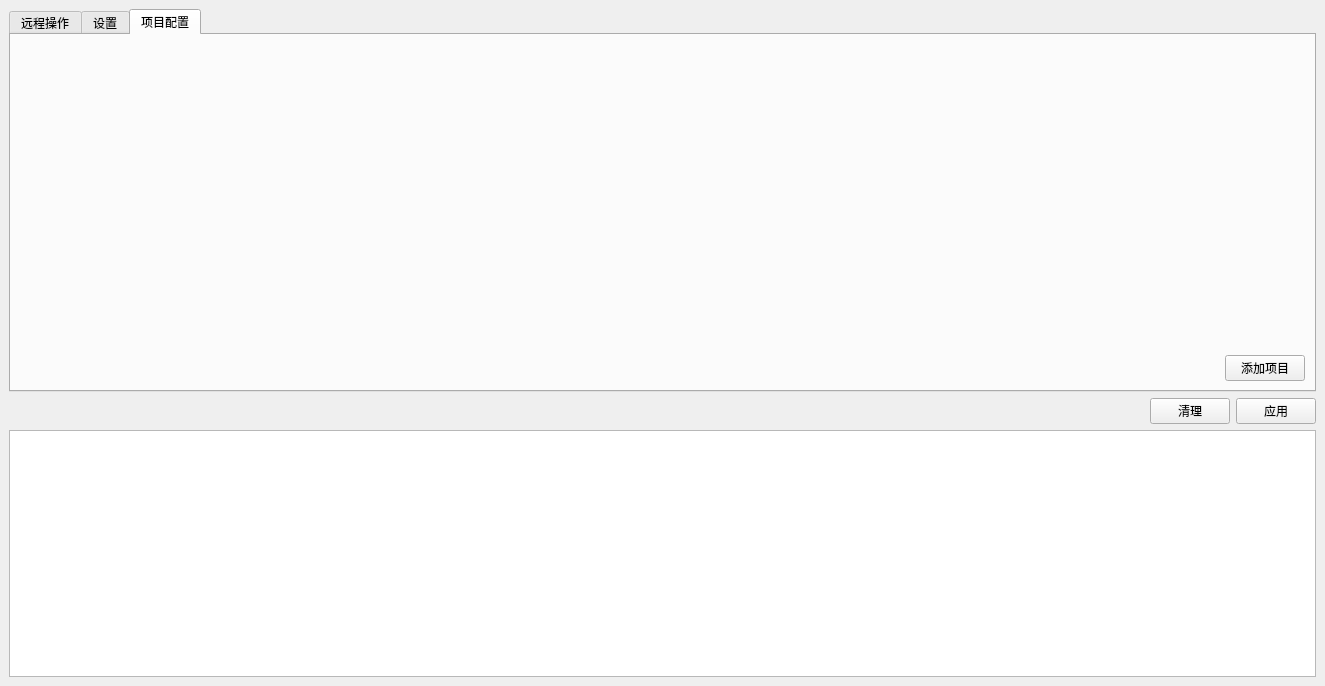
Above: pythonscript/toolWidget/toolMainWindow.ui from zcx01/Achievement before the change. Below: the same form after it.
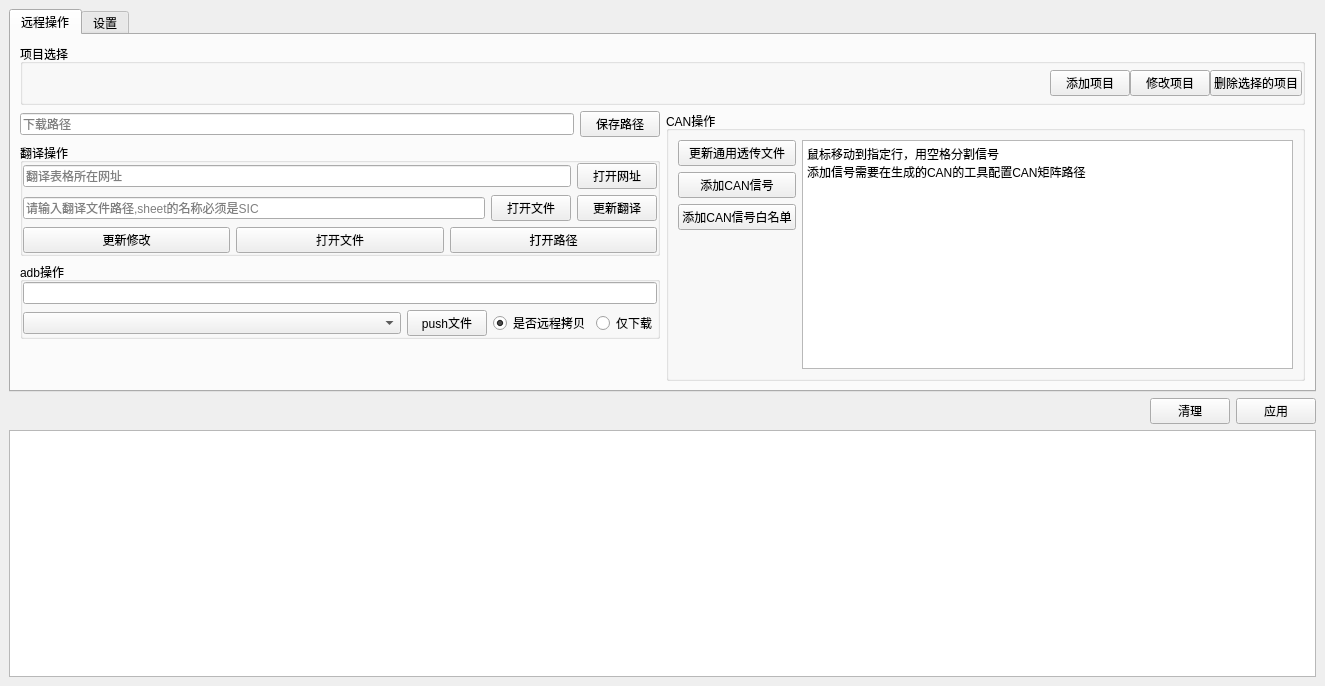
That is the form after the change. The open tabs and pages were chosen to show the change.

```diff
--- a/pythonscript/toolWidget/toolMainWindow.ui
+++ b/pythonscript/toolWidget/toolMainWindow.ui
@@ -77,6 +77,20 @@
              </layout>
             </widget>
            </item>
+           <item>
+            <widget class="QPushButton" name="addProjectBtn">
+             <property name="text">
+              <string>添加项目</string>
+             </property>
+            </widget>
+           </item>
+           <item>
+            <widget class="QPushButton" name="modifyProjectBtn">
+             <property name="text">
+              <string>修改项目</string>
+             </property>
+            </widget>
+           </item>
            <item>
             <widget class="QPushButton" name="removePrjectBtn">
              <property name="text">
@@ -670,62 +684,6 @@
         </item>
        </layout>
       </widget>
-      <widget class="QWidget" name="tab_3">
-       <attribute name="title">
-        <string>项目配置</string>
-       </attribute>
-       <layout class="QVBoxLayout" name="verticalLayout_6">
-        <item>
-         <widget class="QWidget" name="widget_2" native="true">
-          <property name="sizePolicy">
-           <sizepolicy hsizetype="Preferred" vsizetype="Expanding">
-            <horstretch>0</horstretch>
-            <verstretch>0</verstretch>
-           </sizepolicy>
-          </property>
-          <layout class="QVBoxLayout" name="verticalLayout_7">
-           <item>
-            <spacer name="verticalSpacer_3">
-             <property name="orientation">
-              <enum>Qt::Vertical</enum>
-             </property>
-             <property name="sizeHint" stdset="0">
-              <size>
-               <width>20</width>
-               <height>40</height>
-              </size>
-             </property>
-            </spacer>
-           </item>
-          </layout>
-         </widget>
-        </item>
-        <item>
-         <layout class="QHBoxLayout" name="horizontalLayout_15">
-          <item>
-           <spacer name="horizontalSpacer_3">
-            <property name="orientation">
-             <enum>Qt::Horizontal</enum>
-            </property>
-            <property name="sizeHint" stdset="0">
-             <size>
-              <width>40</width>
-              <height>20</height>
-             </size>
-            </property>
-           </spacer>
-          </item>
-          <item>
-           <widget class="QPushButton" name="addProjectBtn">
-            <property name="text">
-             <string>添加项目</string>
-            </property>
-           </widget>
-          </item>
-         </layout>
-        </item>
-       </layout>
-      </widget>
      </widget>
     </item>
     <item>
```
